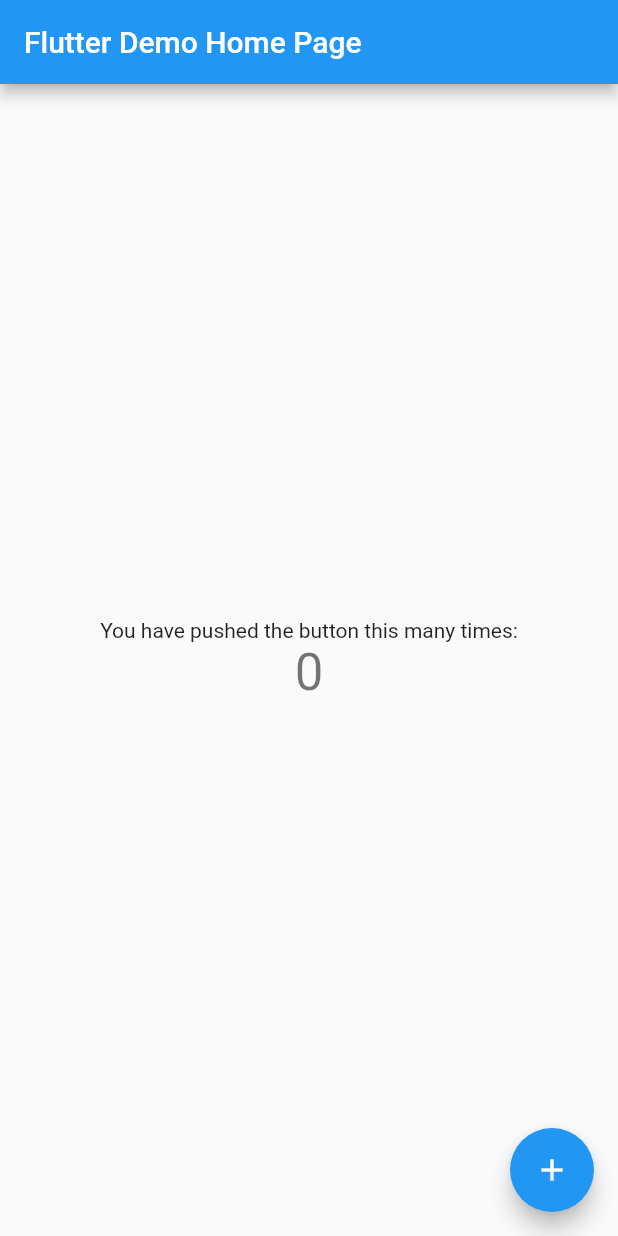
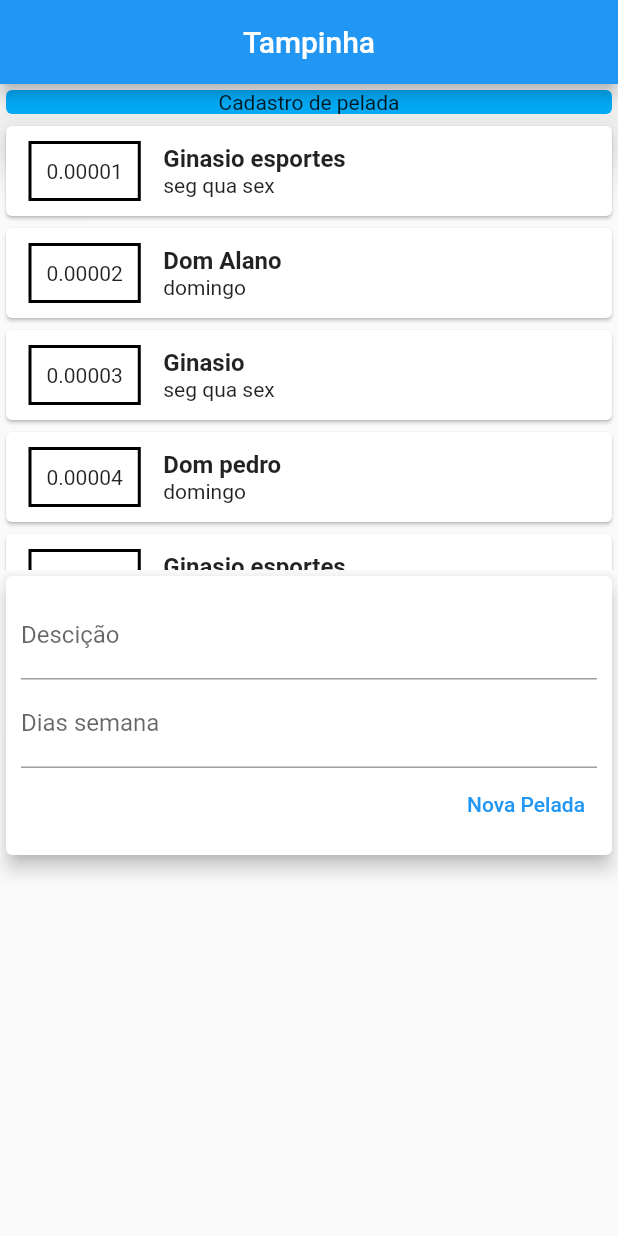
Before and after one commit to borniequepacheco/gerenciapelada, a Flutter app: the screen it shows after launch, on a phone screen of 412 x 824 dp. Run offline on Flutter 3.47's test engine with Material 2 defaults, Android fonts, the phone set to English and light mode, and no system bars.

Commit message:
aula 97 usando ListView

```diff
--- /dev/null
+++ b/lib/components/pelada_form.dart
@@ -0,0 +1,51 @@
+import 'package:flutter/material.dart';
+
+class PeladasForm extends StatelessWidget {
+  final descricaoController = TextEditingController();
+  final diasSemanaController = TextEditingController();
+
+  final void Function(String, String) onSubmit;
+
+  PeladasForm(this.onSubmit);
+
+  @override
+  Widget build(BuildContext context) {
+    return Card(
+      elevation: 5,
+      child: Padding(
+        padding: const EdgeInsets.all(10),
+        child: Column(
+          children: <Widget>[
+            TextField(
+              controller: descricaoController,
+              decoration: InputDecoration(
+                labelText: 'Descição',
+              ),
+            ),
+            TextField(
+              controller: diasSemanaController,
+              decoration: InputDecoration(
+                labelText: 'Dias semana',
+              ),
+            ),
+            Row(
+              mainAxisAlignment: MainAxisAlignment.end,
+              children: <Widget>[
+                TextButton(
+                  onPressed: () {
+                    final descricao = descricaoController.text;
+                    final diasSemana = diasSemanaController.text;
+                    onSubmit(descricao, diasSemana);
+                  },
+                  child: Text(
+                    'Nova Pelada',
+                  ),
+                ),
+              ],
+            ),
+          ],
+        ),
+      ),
+    );
+  }
+}
--- /dev/null
+++ b/lib/components/pelada_list.dart
@@ -0,0 +1,62 @@
+import 'package:flutter/material.dart';
+import 'package:gerenciapelada/models/pelada.dart';
+
+class PeladaList extends StatelessWidget {
+  final List<Pelada> peladas;
+
+  PeladaList(this.peladas);
+
+  @override
+  Widget build(BuildContext context) {
+    return Container(
+      height: 300,
+      child: ListView.builder(
+        itemCount: peladas.length,
+        itemBuilder: (context2, index) {
+          final pel = peladas[index];
+          return Card(
+            child: Row(
+              children: <Widget>[
+                Container(
+                  margin: EdgeInsets.symmetric(
+                    horizontal: 15,
+                    vertical: 10,
+                  ),
+                  decoration: BoxDecoration(
+                    border: Border.all(
+                      color: Colors.black,
+                      width: 2,
+                    ),
+                  ),
+                  padding: EdgeInsets.all(10),
+                  child: Text(
+                    pel.id.toString(),
+                  ),
+                ),
+                Column(
+                  //alinhamento em column
+                  crossAxisAlignment: CrossAxisAlignment.start,
+                  children: <Widget>[
+                    Text(
+                      pel.descricao,
+                      style: TextStyle(
+                        fontWeight: FontWeight.bold,
+                        fontSize: 16,
+                      ),
+                    ),
+                    Text(
+                      pel.diasSemana,
+                      style: TextStyle(
+                        color: Colors.grey[650],
+                      ),
+                    ),
+                  ],
+                ),
+              ],
+            ),
+          );
+        },
+      ),
+    );
+  }
+}
--- /dev/null
+++ b/lib/components/pelada_user.dart
@@ -0,0 +1,133 @@
+import 'dart:math';
+
+import 'package:flutter/material.dart';
+import 'package:gerenciapelada/components/pelada_form.dart';
+import 'package:gerenciapelada/components/pelada_list.dart';
+import 'package:gerenciapelada/models/pelada.dart';
+
+class PeladaUser extends StatefulWidget {
+  @override
+  _PeladaUserState createState() => _PeladaUserState();
+}
+
+class _PeladaUserState extends State<PeladaUser> {
+  final _peladas = [
+    Pelada(
+      id: '0.00001',
+      descricao: 'Ginasio esportes',
+      diasSemana: 'seg qua sex',
+    ),
+    Pelada(
+      id: '0.00002',
+      descricao: 'Dom Alano',
+      diasSemana: 'domingo',
+    ),
+    Pelada(
+      id: '0.00003',
+      descricao: 'Ginasio',
+      diasSemana: 'seg qua sex',
+    ),
+    Pelada(
+      id: '0.00004',
+      descricao: 'Dom pedro',
+      diasSemana: 'domingo',
+    ),
+    Pelada(
+      id: '0.00005',
+      descricao: 'Ginasio esportes',
+      diasSemana: 'seg qua sex',
+    ),
+    Pelada(
+      id: '0.00006',
+      descricao: 'Dom Alano',
+      diasSemana: 'domingo',
+    ),
+    Pelada(
+      id: '0.00007',
+      descricao: 'Ginasio',
+      diasSemana: 'seg qua sex',
+    ),
+    Pelada(
+      id: '0.00008',
+      descricao: 'Dom pedro',
+      diasSemana: 'domingo',
+    ),
+    Pelada(
+      id: '0.00009',
+      descricao: 'Ginasio',
+      diasSemana: 'seg qua sex',
+    ),
+    Pelada(
+      id: '0.00010',
+      descricao: 'Dom pedro',
+      diasSemana: 'domingo',
+    ),
+    Pelada(
+      id: '0.00012',
+      descricao: 'Dom Alano',
+      diasSemana: 'domingo',
+    ),
+    Pelada(
+      id: '0.00013',
+      descricao: 'Ginasio',
+      diasSemana: 'seg qua sex',
+    ),
+    Pelada(
+      id: '0.00014',
+      descricao: 'Dom pedro',
+      diasSemana: 'domingo',
+    ),
+    Pelada(
+      id: '0.00015',
+      descricao: 'Ginasio esportes',
+      diasSemana: 'seg qua sex',
+    ),
+    Pelada(
+      id: '0.00016',
+      descricao: 'Dom Alano',
+      diasSemana: 'domingo',
+    ),
+    Pelada(
+      id: '0.00017',
+      descricao: 'Ginasio',
+      diasSemana: 'seg qua sex',
+    ),
+    Pelada(
+      id: '0.00018',
+      descricao: 'Dom pedro',
+      diasSemana: 'domingo',
+    ),
+    Pelada(
+      id: '0.00019',
+      descricao: 'Ginasio',
+      diasSemana: 'seg qua sex',
+    ),
+    Pelada(
+      id: '0.00011',
+      descricao: 'Dom pedro',
+      diasSemana: 'domingo',
+    ),
+  ];
+
+  _addPelada(String descricao, String diasSemana) {
+    final newPelada = Pelada(
+      id: Random().nextDouble().toStringAsFixed(5),
+      descricao: descricao,
+      diasSemana: diasSemana,
+    );
+
+    setState(() {
+      _peladas.add(newPelada);
+    });
+  }
+
+  @override
+  Widget build(BuildContext context) {
+    return Column(
+      children: <Widget>[
+        PeladaList(_peladas),
+        PeladasForm(_addPelada),
+      ],
+    );
+  }
+}
--- a/lib/main.dart
+++ b/lib/main.dart
@@ -1,113 +1,46 @@
 import 'package:flutter/material.dart';
+import 'package:gerenciapelada/components/pelada_user.dart';
 
 void main() {
   runApp(MyApp());
 }
 
 class MyApp extends StatelessWidget {
-  // This widget is the root of your application.
   @override
   Widget build(BuildContext context) {
     return MaterialApp(
-      title: 'Flutter Demo',
-      theme: ThemeData(
-        // This is the theme of your application.
-        //
-        // Try running your application with "flutter run". You'll see the
-        // application has a blue toolbar. Then, without quitting the app, try
-        // changing the primarySwatch below to Colors.green and then invoke
-        // "hot reload" (press "r" in the console where you ran "flutter run",
-        // or simply save your changes to "hot reload" in a Flutter IDE).
-        // Notice that the counter didn't reset back to zero; the application
-        // is not restarted.
-        primarySwatch: Colors.blue,
-      ),
-      home: MyHomePage(title: 'Flutter Demo Home Page'),
+      home: MyHomePage(),
     );
   }
 }
 
-class MyHomePage extends StatefulWidget {
-  MyHomePage({Key key, this.title}) : super(key: key);
-
-  // This widget is the home page of your application. It is stateful, meaning
-  // that it has a State object (defined below) that contains fields that affect
-  // how it looks.
-
-  // This class is the configuration for the state. It holds the values (in this
-  // case the title) provided by the parent (in this case the App widget) and
-  // used by the build method of the State. Fields in a Widget subclass are
-  // always marked "final".
-
-  final String title;
-
-  @override
-  _MyHomePageState createState() => _MyHomePageState();
-}
-
-class _MyHomePageState extends State<MyHomePage> {
-  int _counter = 0;
-
-  void _incrementCounter() {
-    setState(() {
-      // This call to setState tells the Flutter framework that something has
-      // changed in this State, which causes it to rerun the build method below
-      // so that the display can reflect the updated values. If we changed
-      // _counter without calling setState(), then the build method would not be
-      // called again, and so nothing would appear to happen.
-      _counter++;
-    });
-  }
-
+class MyHomePage extends StatelessWidget {
   @override
   Widget build(BuildContext context) {
-    // This method is rerun every time setState is called, for instance as done
-    // by the _incrementCounter method above.
-    //
-    // The Flutter framework has been optimized to make rerunning build methods
-    // fast, so that you can just rebuild anything that needs updating rather
-    // than having to individually change instances of widgets.
     return Scaffold(
       appBar: AppBar(
-        // Here we take the value from the MyHomePage object that was created by
-        // the App.build method, and use it to set our appbar title.
-        title: Text(widget.title),
+        title: Text('Tampinha'),
+        centerTitle: true,
       ),
-      body: Center(
-        // Center is a layout widget. It takes a single child and positions it
-        // in the middle of the parent.
+      body: SingleChildScrollView(
         child: Column(
-          // Column is also a layout widget. It takes a list of children and
-          // arranges them vertically. By default, it sizes itself to fit its
-          // children horizontally, and tries to be as tall as its parent.
-          //
-          // Invoke "debug painting" (press "p" in the console, choose the
-          // "Toggle Debug Paint" action from the Flutter Inspector in Android
-          // Studio, or the "Toggle Debug Paint" command in Visual Studio Code)
-          // to see the wireframe for each widget.
-          //
-          // Column has various properties to control how it sizes itself and
-          // how it positions its children. Here we use mainAxisAlignment to
-          // center the children vertically; the main axis here is the vertical
-          // axis because Columns are vertical (the cross axis would be
-          // horizontal).
-          mainAxisAlignment: MainAxisAlignment.center,
+          crossAxisAlignment: CrossAxisAlignment.stretch,
           children: <Widget>[
-            Text(
-              'You have pushed the button this many times:',
+            Container(
+              // width: double.infinity,
+              child: Card(
+                color: Colors.lightBlue,
+                child: Text(
+                  'Cadastro de pelada',
+                  textAlign: TextAlign.center,
+                ),
+                elevation: 15,
+              ),
             ),
-            Text(
-              '$_counter',
-              style: Theme.of(context).textTheme.headline4,
-            ),
+            PeladaUser(),
           ],
         ),
       ),
-      floatingActionButton: FloatingActionButton(
-        onPressed: _incrementCounter,
-        tooltip: 'Increment',
-        child: Icon(Icons.add),
-      ), // This trailing comma makes auto-formatting nicer for build methods.
     );
   }
 }
--- /dev/null
+++ b/lib/models/pelada.dart
@@ -0,0 +1,13 @@
+import 'package:flutter/foundation.dart';
+
+class Pelada {
+  final String id;
+  final String descricao;
+  final String diasSemana;
+
+  Pelada({
+    @required this.id,
+    @required this.descricao,
+    @required this.diasSemana,
+  });
+}
--- a/pubspec.yaml
+++ b/pubspec.yaml
@@ -23,13 +23,15 @@
 dependencies:
   flutter:
     sdk: flutter
-    sqflite: ^1.3.0
-    path_provider: ^2.0.1
 
 
   # The following adds the Cupertino Icons font to your application.
   # Use with the CupertinoIcons class for iOS style icons.
   cupertino_icons: ^1.0.2
+  sqflite: ^1.3.0
+  path_provider: ^2.0.1
+  scoped_model: ^1.1.0
+
 
 dev_dependencies:
   flutter_test:
```
Also changed, not shown: assets/imagens/pelada.png (added), pubspec.lock.
